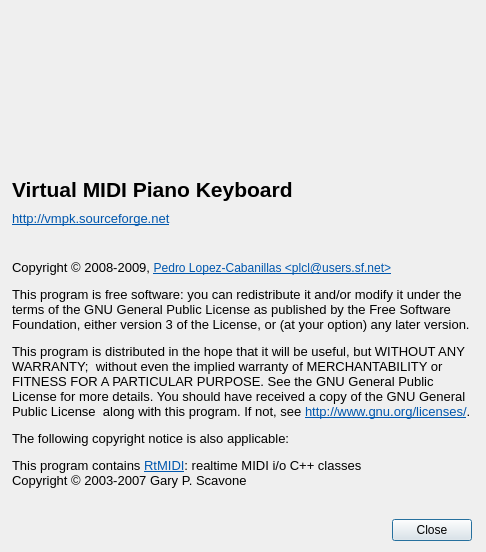
Above: trunk/src/about.ui from svn2github/vmpk before the change. Below: the same form after it.
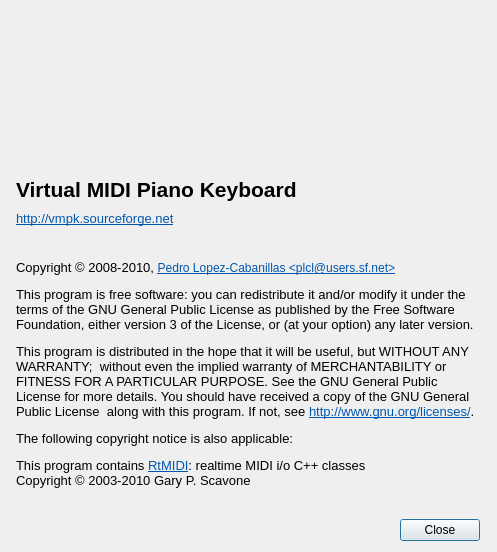
That is the form after the change. Icons and pictures are not drawn.

```diff
--- a/trunk/src/about.ui
+++ b/trunk/src/about.ui
@@ -23,7 +23,7 @@
    <rect>
     <x>0</x>
     <y>0</y>
-    <width>486</width>
+    <width>497</width>
     <height>552</height>
    </rect>
   </property>
@@ -125,12 +125,12 @@
       <string>&lt;!DOCTYPE HTML PUBLIC &quot;-//W3C//DTD HTML 4.0//EN&quot; &quot;http://www.w3.org/TR/REC-html40/strict.dtd&quot;&gt;
 &lt;html&gt;&lt;head&gt;&lt;meta name=&quot;qrichtext&quot; content=&quot;1&quot; /&gt;&lt;style type=&quot;text/css&quot;&gt;
 p, li { white-space: pre-wrap; }
-&lt;/style&gt;&lt;/head&gt;&lt;body style=&quot; font-family:'Sans Serif'; font-size:10pt; font-weight:400; font-style:normal;&quot;&gt;
-&lt;p style=&quot; margin-top:12px; margin-bottom:12px; margin-left:0px; margin-right:0px; -qt-block-indent:0; text-indent:0px; font-size:9pt;&quot;&gt;&lt;span style=&quot; font-size:10pt;&quot;&gt;Copyright © 2008-2009, &lt;/span&gt;&lt;a href=&quot;mailto:plcl@users.sf.net?subject=VMPK&quot;&gt;&lt;span style=&quot; text-decoration: underline; color:#0057ae;&quot;&gt;Pedro Lopez-Cabanillas &amp;lt;plcl@users.sf.net&amp;gt;&lt;/span&gt;&lt;/a&gt;&lt;/p&gt;
-&lt;p style=&quot; margin-top:12px; margin-bottom:12px; margin-left:0px; margin-right:0px; -qt-block-indent:0; text-indent:0px;&quot;&gt;This program is free software: you can redistribute it and/or modify it under the terms of the GNU General Public License as published by the Free Software Foundation, either version 3 of the License, or (at your option) any later version.&lt;/p&gt;
-&lt;p style=&quot; margin-top:12px; margin-bottom:12px; margin-left:0px; margin-right:0px; -qt-block-indent:0; text-indent:0px;&quot;&gt;This program is distributed in the hope that it will be useful, but WITHOUT ANY WARRANTY;  without even the implied warranty of MERCHANTABILITY or FITNESS FOR A PARTICULAR PURPOSE. See the GNU General Public License for more details. You should have received a copy of the GNU General Public License  along with this program. If not, see &lt;a href=&quot;http://www.gnu.org/licenses/&quot;&gt;&lt;span style=&quot; text-decoration: underline; color:#0057ae;&quot;&gt;http://www.gnu.org/licenses/&lt;/span&gt;&lt;/a&gt;.&lt;/p&gt;
-&lt;p style=&quot; margin-top:12px; margin-bottom:12px; margin-left:0px; margin-right:0px; -qt-block-indent:0; text-indent:0px;&quot;&gt;The following copyright notice is also applicable:&lt;/p&gt;
-&lt;p style=&quot; margin-top:12px; margin-bottom:12px; margin-left:0px; margin-right:0px; -qt-block-indent:0; text-indent:0px;&quot;&gt;This program contains &lt;a href=&quot;http://www.music.mcgill.ca/~gary/rtmidi/&quot;&gt;&lt;span style=&quot; text-decoration: underline; color:#0057ae;&quot;&gt;RtMIDI&lt;/span&gt;&lt;/a&gt;: realtime MIDI i/o C++ classes&lt;br /&gt;Copyright © 2003-2007 Gary P. Scavone&lt;/p&gt;&lt;/body&gt;&lt;/html&gt;</string>
+&lt;/style&gt;&lt;/head&gt;&lt;body style=&quot; font-family:'DejaVu Sans'; font-size:10pt; font-weight:400; font-style:normal;&quot;&gt;
+&lt;p style=&quot; margin-top:12px; margin-bottom:12px; margin-left:0px; margin-right:0px; -qt-block-indent:0; text-indent:0px;&quot;&gt;&lt;span style=&quot; font-family:'Sans Serif';&quot;&gt;Copyright © 2008-2010, &lt;/span&gt;&lt;a href=&quot;mailto:plcl@users.sf.net?subject=VMPK&quot;&gt;&lt;span style=&quot; font-family:'Sans Serif'; font-size:9pt; text-decoration: underline; color:#0057ae;&quot;&gt;Pedro Lopez-Cabanillas &amp;lt;plcl@users.sf.net&amp;gt;&lt;/span&gt;&lt;/a&gt;&lt;/p&gt;
+&lt;p style=&quot; margin-top:12px; margin-bottom:12px; margin-left:0px; margin-right:0px; -qt-block-indent:0; text-indent:0px;&quot;&gt;&lt;span style=&quot; font-family:'Sans Serif';&quot;&gt;This program is free software: you can redistribute it and/or modify it under the terms of the GNU General Public License as published by the Free Software Foundation, either version 3 of the License, or (at your option) any later version.&lt;/span&gt;&lt;/p&gt;
+&lt;p style=&quot; margin-top:12px; margin-bottom:12px; margin-left:0px; margin-right:0px; -qt-block-indent:0; text-indent:0px;&quot;&gt;&lt;span style=&quot; font-family:'Sans Serif';&quot;&gt;This program is distributed in the hope that it will be useful, but WITHOUT ANY WARRANTY;  without even the implied warranty of MERCHANTABILITY or FITNESS FOR A PARTICULAR PURPOSE. See the GNU General Public License for more details. You should have received a copy of the GNU General Public License  along with this program. If not, see &lt;/span&gt;&lt;a href=&quot;http://www.gnu.org/licenses/&quot;&gt;&lt;span style=&quot; font-family:'Sans Serif'; text-decoration: underline; color:#0057ae;&quot;&gt;http://www.gnu.org/licenses/&lt;/span&gt;&lt;/a&gt;&lt;span style=&quot; font-family:'Sans Serif';&quot;&gt;.&lt;/span&gt;&lt;/p&gt;
+&lt;p style=&quot; margin-top:12px; margin-bottom:12px; margin-left:0px; margin-right:0px; -qt-block-indent:0; text-indent:0px;&quot;&gt;&lt;span style=&quot; font-family:'Sans Serif';&quot;&gt;The following copyright notice is also applicable:&lt;/span&gt;&lt;/p&gt;
+&lt;p style=&quot; margin-top:12px; margin-bottom:12px; margin-left:0px; margin-right:0px; -qt-block-indent:0; text-indent:0px;&quot;&gt;&lt;span style=&quot; font-family:'Sans Serif';&quot;&gt;This program contains &lt;/span&gt;&lt;a href=&quot;http://www.music.mcgill.ca/~gary/rtmidi/&quot;&gt;&lt;span style=&quot; font-family:'Sans Serif'; text-decoration: underline; color:#0057ae;&quot;&gt;RtMIDI&lt;/span&gt;&lt;/a&gt;&lt;span style=&quot; font-family:'Sans Serif';&quot;&gt;: realtime MIDI i/o C++ classes&lt;br /&gt;Copyright © 2003-2010 Gary P. Scavone&lt;/span&gt;&lt;/p&gt;&lt;/body&gt;&lt;/html&gt;</string>
      </property>
      <property name="textFormat">
       <enum>Qt::RichText</enum>
```
